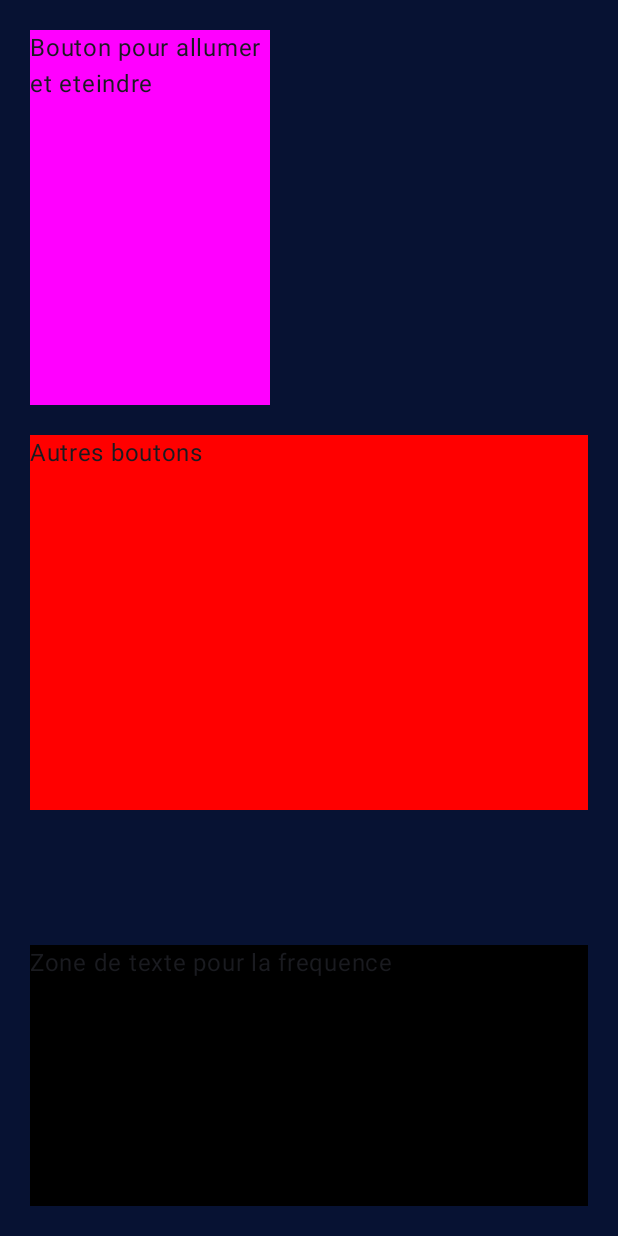
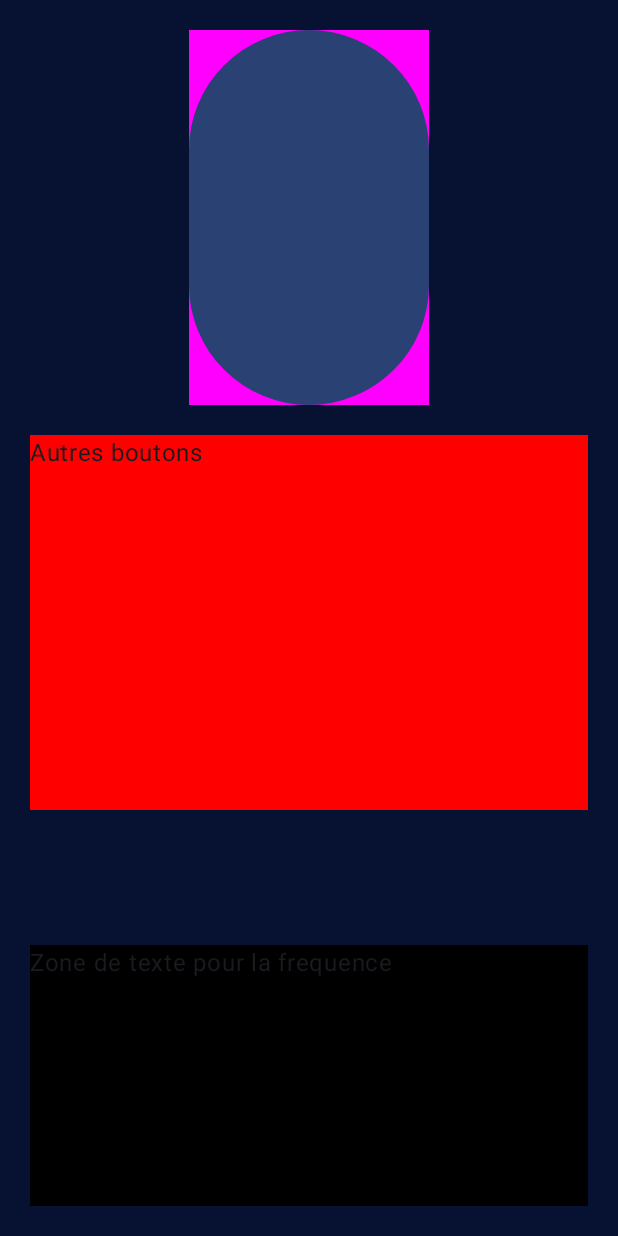
Before and after one commit to WilliamsLenkeu/TelecommandeUniversel, an Android app built with Jetpack Compose: the screen it shows after launch (MainActivity), on a phone screen of 412 x 824 dp. Run offline under Robolectric (Android 15) with nearby library versions, the phone set to English and light mode, and no system bars.

Commit message:
Update de la structure

```diff
--- a/app/src/main/java/com/learn/telecommandeuniversel/HomeScreen.kt
+++ b/app/src/main/java/com/learn/telecommandeuniversel/HomeScreen.kt
@@ -1,15 +1,15 @@
 package com.learn.telecommandeuniversel
 
 import androidx.compose.foundation.background
-import androidx.compose.foundation.layout.Column
-import androidx.compose.foundation.layout.Row
-import androidx.compose.foundation.layout.fillMaxHeight
-import androidx.compose.foundation.layout.fillMaxWidth
-import androidx.compose.foundation.layout.height
-import androidx.compose.foundation.layout.padding
-import androidx.compose.foundation.layout.width
+import androidx.compose.foundation.layout.*
+import androidx.compose.material.icons.Icons
+import androidx.compose.material.icons.rounded.Face
+import androidx.compose.material.icons.rounded.ThumbUp
+import androidx.compose.material3.Button
+import androidx.compose.material3.Icon
 import androidx.compose.material3.Text
 import androidx.compose.runtime.Composable
+import androidx.compose.ui.Alignment
 import androidx.compose.ui.Modifier
 import androidx.compose.ui.graphics.Color
 import androidx.compose.ui.unit.dp
@@ -22,7 +22,9 @@ fun HomeScreen(){
             .background(background)
             .fillMaxWidth()
             .fillMaxHeight()
-            .padding(10.dp)
+            .padding(10.dp),
+        verticalArrangement = Arrangement.Center,
+        horizontalAlignment = Alignment.CenterHorizontally
     ) {
         Row(
             modifier = Modifier
@@ -31,14 +33,20 @@ fun HomeScreen(){
                 .padding(10.dp)
                 .background(Color.Magenta)
         ) {
-            Text(text = "Bouton pour allumer et eteindre")
+            Button(
+                onClick = { /*TODO*/ },
+                modifier = Modifier
+                    .fillMaxWidth()
+                    .fillMaxHeight()
+            ) {
+                Icons.Rounded.Face
+            }
         }
         Row(
             modifier = Modifier
                 .fillMaxWidth()
                 .height(270.dp)
                 .padding(10.dp)
-
                 .background(Color.Red)
         ) {
             Text(text = "Autres boutons")
```
